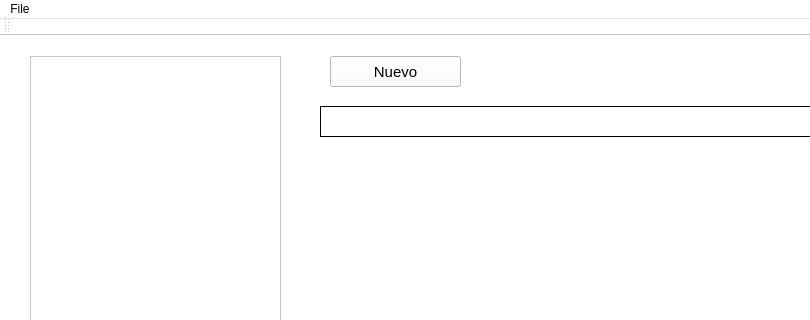
Qt form File-Explorer-ED/mainwindow.ui (moniquestigter/ED-FileExplorer) before a commit; both pictures show x 0 to 810 and y 0 to 320 of the 1136 by 764 pixel window.
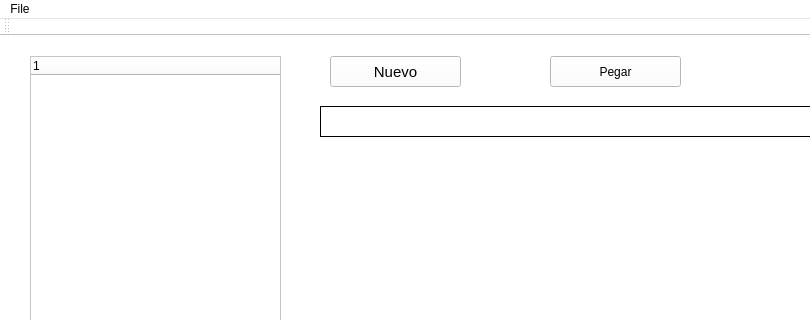
The same form after that commit.

The edit to the form file:
```diff
--- a/File-Explorer-ED/mainwindow.ui
+++ b/File-Explorer-ED/mainwindow.ui
@@ -468,7 +468,20 @@
      <string/>
     </property>
    </widget>
-   <widget class="QTreeView" name="treeView">
+   <widget class="QPushButton" name="btPegar">
+    <property name="geometry">
+     <rect>
+      <x>550</x>
+      <y>20</y>
+      <width>131</width>
+      <height>31</height>
+     </rect>
+    </property>
+    <property name="text">
+     <string>Pegar</string>
+    </property>
+   </widget>
+   <widget class="QTreeWidget" name="treeView">
     <property name="geometry">
      <rect>
       <x>30</x>
@@ -477,6 +490,11 @@
       <height>651</height>
      </rect>
     </property>
+    <column>
+     <property name="text">
+      <string notr="true">1</string>
+     </property>
+    </column>
    </widget>
   </widget>
   <widget class="QMenuBar" name="menuBar">
```
